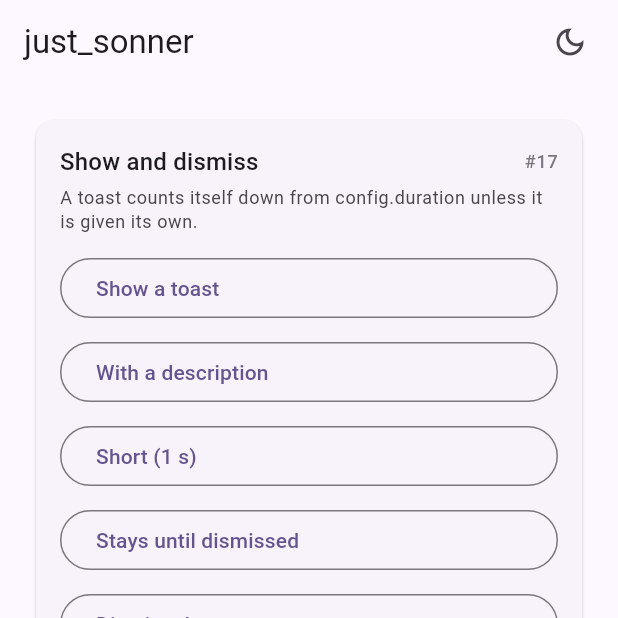
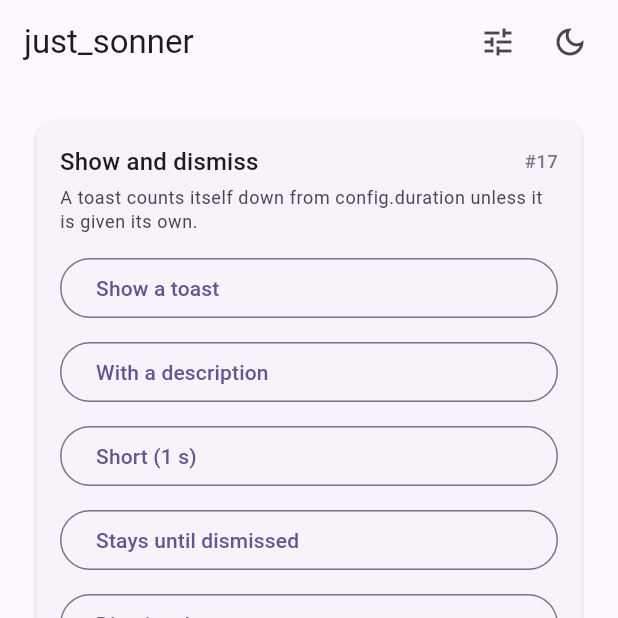
Before and after one commit to kihyun1998/just_sonner, a Flutter app: the screen it shows after launch, after a tap on "Show a toast", on a phone screen of 412 x 824 dp, the top half of it. Run offline on Flutter 3.47's test engine with Material 3 defaults, Android fonts, the phone set to English and light mode, and no system bars; our stand-ins replace flash.

Commit message:
refactor(example): the playground on a page of its own (#29)
The playground was a card among the panel's sections. It is a page now,
opened from a button in the app bar, and the panel keeps only the sections
that press one behaviour each.

Co-Authored-By: Claude Opus 5 (1M context) <noreply@anthropic.com>

```diff
--- a/example/lib/main.dart
+++ b/example/lib/main.dart
@@ -461,6 +461,16 @@ class _PanelState extends State<_Panel> {
     appBar: AppBar(
       title: const Text('just_sonner'),
       actions: [
+        IconButton(
+          tooltip: 'Playground',
+          onPressed: () => Navigator.of(context).push(
+            MaterialPageRoute<void>(
+              builder: (context) =>
+                  _PlaygroundPage(controller: _toast, onShown: _shown.add),
+            ),
+          ),
+          icon: const Icon(Icons.tune),
+        ),
         IconButton(
           tooltip: widget.themeMode == ThemeMode.dark ? 'Light' : 'Dark',
           onPressed: () => widget.onThemeMode(
@@ -1660,7 +1670,6 @@ class _PanelState extends State<_Panel> {
         ),
       ],
     ),
-    _Playground(controller: _toast, onShown: _shown.add),
     _Section(
       title: 'Config',
       issue: 28,
```
Also changed, not shown: example/lib/playground.dart (+23 -0 lines), 2 other files.
